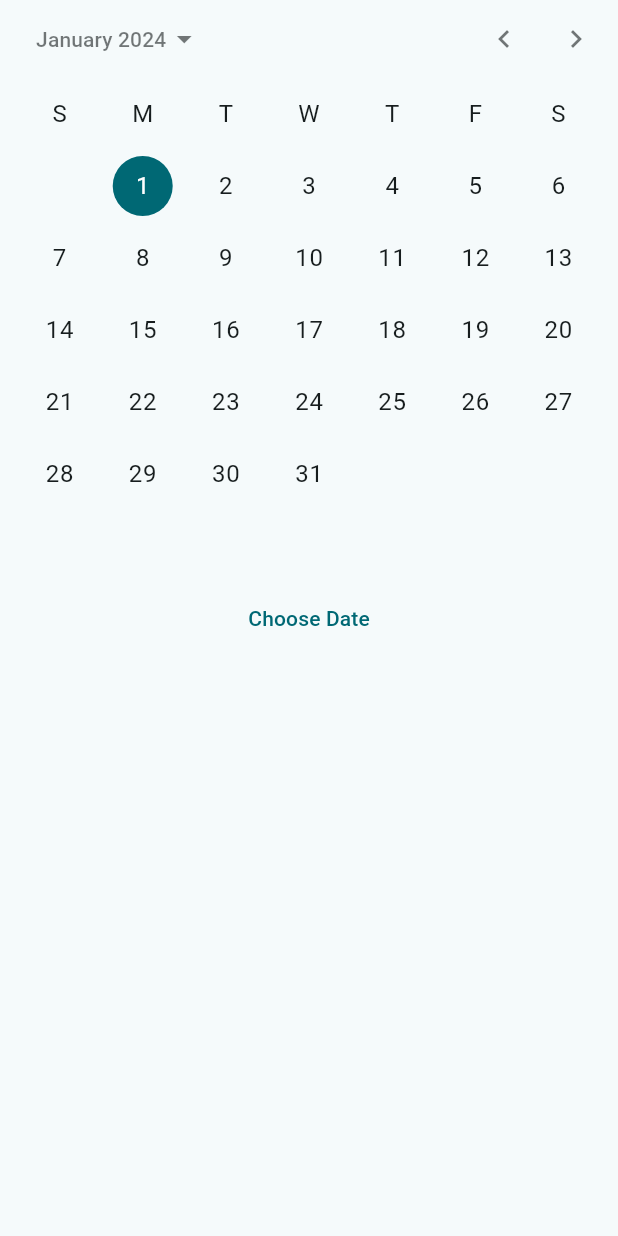
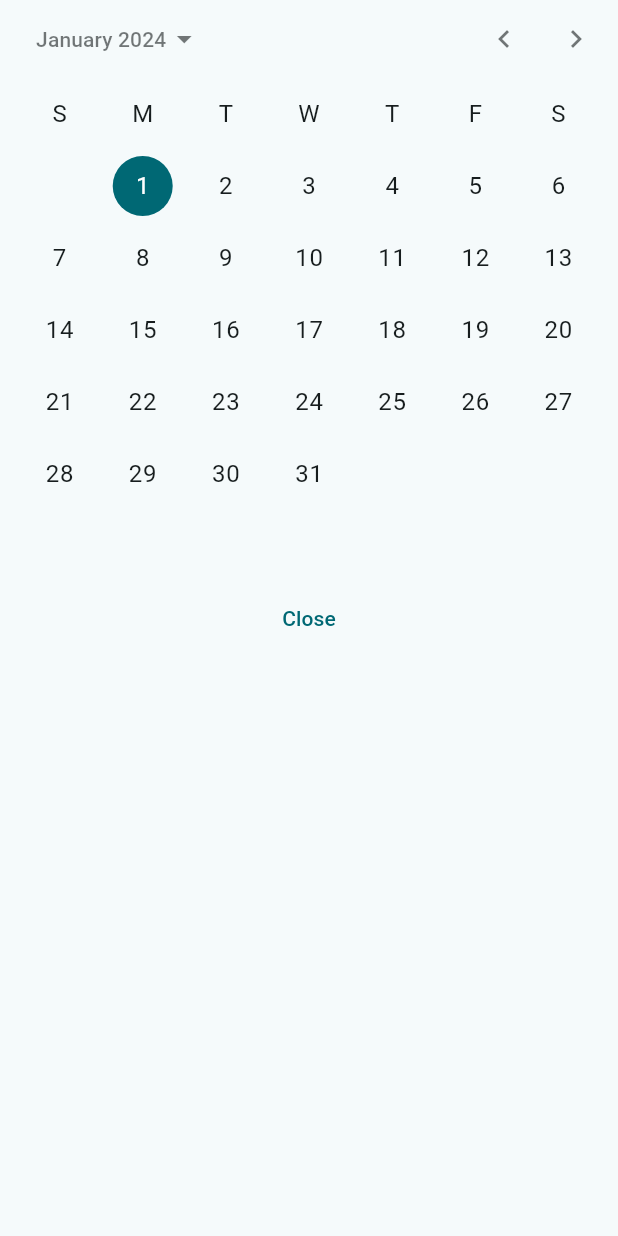
Before and after one commit to am1996/Expenso, a Flutter app: the Add screen opened by its route, after a tap on "Choose Date", on a phone screen of 412 x 824 dp. Run offline on Flutter 3.47's test engine with Material 3 defaults, Android fonts, the phone set to English and light mode, and no system bars; our stand-ins replace get, sqflite; accounts and stored records are empty.

Commit message:
Modified how the date is shown

```diff
--- a/lib/pages/add.dart
+++ b/lib/pages/add.dart
@@ -41,7 +41,7 @@ class Add extends StatelessWidget {
                                   onPressed: () {
                                     Get.back();
                                   },
-                                  child: Obx(() => Text(date.value)),
+                                  child: const Text("Close"),
                                 )
                               ],
                             ),
@@ -49,10 +49,10 @@ class Add extends StatelessWidget {
                         ),
                       );
                     },
-                    child: const Row(
+                    child: Row(
                       children: [
-                        Icon(Icons.calendar_today),
-                        Text("Choose Date")
+                        const Icon(Icons.calendar_today),
+                        Obx(() => Text(date.value))
                       ],
                     ),
                   )
```
